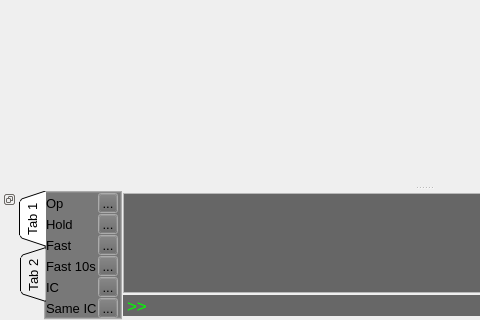
Qt form data/graphics/mainwindow.ui (TUDelft-CNS-ATM/bluesky) before a commit; both pictures show x 0 to 480 and y 315 to 635 of the 848 by 635 pixel window.
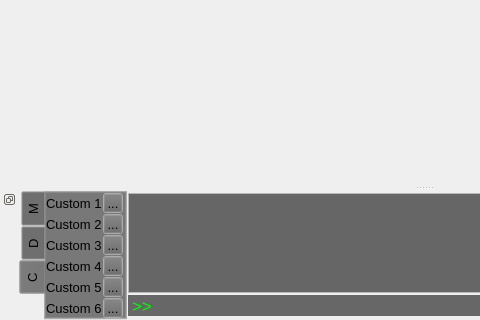
The same form after that commit.

Commit message: Added SWRAD to qtgl gui

What changed in the file:
```diff
--- a/data/graphics/mainwindow.ui
+++ b/data/graphics/mainwindow.ui
@@ -421,14 +421,14 @@
         <enum>QTabWidget::West</enum>
        </property>
        <property name="tabShape">
-        <enum>QTabWidget::Triangular</enum>
+        <enum>QTabWidget::Rounded</enum>
        </property>
        <property name="currentIndex">
-        <number>0</number>
+        <number>2</number>
        </property>
        <widget class="QWidget" name="tab">
         <attribute name="title">
-         <string>Tab 1</string>
+         <string>M</string>
         </attribute>
         <layout class="QFormLayout" name="formLayout">
          <property name="sizeConstraint">
@@ -606,8 +606,359 @@
        </widget>
        <widget class="QWidget" name="tab_2">
         <attribute name="title">
-         <string>Tab 2</string>
+         <string>D</string>
         </attribute>
+        <layout class="QFormLayout" name="formLayout">
+         <property name="sizeConstraint">
+          <enum>QLayout::SetDefaultConstraint</enum>
+         </property>
+         <property name="horizontalSpacing">
+          <number>1</number>
+         </property>
+         <property name="verticalSpacing">
+          <number>1</number>
+         </property>
+         <property name="leftMargin">
+          <number>0</number>
+         </property>
+         <property name="topMargin">
+          <number>0</number>
+         </property>
+         <property name="rightMargin">
+          <number>0</number>
+         </property>
+         <property name="bottomMargin">
+          <number>0</number>
+         </property>
+         <item row="2" column="0">
+          <widget class="QLabel" name="label">
+           <property name="font">
+            <font>
+             <pointsize>10</pointsize>
+            </font>
+           </property>
+           <property name="text">
+            <string>AC</string>
+           </property>
+          </widget>
+         </item>
+         <item row="2" column="1">
+          <widget class="QToolButton" name="showac">
+           <property name="maximumSize">
+            <size>
+             <width>20</width>
+             <height>20</height>
+            </size>
+           </property>
+           <property name="text">
+            <string>...</string>
+           </property>
+          </widget>
+         </item>
+         <item row="3" column="0">
+          <widget class="QLabel" name="label_2">
+           <property name="font">
+            <font>
+             <pointsize>10</pointsize>
+            </font>
+           </property>
+           <property name="text">
+            <string>PZ</string>
+           </property>
+          </widget>
+         </item>
+         <item row="3" column="1">
+          <widget class="QToolButton" name="showpz">
+           <property name="maximumSize">
+            <size>
+             <width>20</width>
+             <height>20</height>
+            </size>
+           </property>
+           <property name="text">
+            <string>...</string>
+           </property>
+          </widget>
+         </item>
+         <item row="4" column="0">
+          <widget class="QLabel" name="label_3">
+           <property name="font">
+            <font>
+             <pointsize>10</pointsize>
+            </font>
+           </property>
+           <property name="text">
+            <string>Apt</string>
+           </property>
+          </widget>
+         </item>
+         <item row="4" column="1">
+          <widget class="QToolButton" name="showapt">
+           <property name="maximumSize">
+            <size>
+             <width>20</width>
+             <height>20</height>
+            </size>
+           </property>
+           <property name="text">
+            <string>...</string>
+           </property>
+          </widget>
+         </item>
+         <item row="5" column="0">
+          <widget class="QLabel" name="label_4">
+           <property name="font">
+            <font>
+             <pointsize>10</pointsize>
+            </font>
+           </property>
+           <property name="text">
+            <string>Wpt</string>
+           </property>
+          </widget>
+         </item>
+         <item row="5" column="1">
+          <widget class="QToolButton" name="showwpt">
+           <property name="maximumSize">
+            <size>
+             <width>20</width>
+             <height>20</height>
+            </size>
+           </property>
+           <property name="text">
+            <string>...</string>
+           </property>
+          </widget>
+         </item>
+         <item row="6" column="0">
+          <widget class="QLabel" name="label_5">
+           <property name="font">
+            <font>
+             <pointsize>10</pointsize>
+            </font>
+           </property>
+           <property name="text">
+            <string>Labels</string>
+           </property>
+          </widget>
+         </item>
+         <item row="6" column="1">
+          <widget class="QToolButton" name="showlabels">
+           <property name="maximumSize">
+            <size>
+             <width>20</width>
+             <height>20</height>
+            </size>
+           </property>
+           <property name="text">
+            <string>...</string>
+           </property>
+          </widget>
+         </item>
+         <item row="7" column="0">
+          <widget class="QLabel" name="label_6">
+           <property name="font">
+            <font>
+             <pointsize>10</pointsize>
+            </font>
+           </property>
+           <property name="text">
+            <string>Map</string>
+           </property>
+          </widget>
+         </item>
+         <item row="7" column="1">
+          <widget class="QToolButton" name="showmap">
+           <property name="maximumSize">
+            <size>
+             <width>20</width>
+             <height>20</height>
+            </size>
+           </property>
+           <property name="text">
+            <string>...</string>
+           </property>
+          </widget>
+         </item>
+        </layout>
+       </widget>
+       <widget class="QWidget" name="tab_4">
+        <attribute name="title">
+         <string>C</string>
+        </attribute>
+        <layout class="QFormLayout" name="formLayout">
+         <property name="sizeConstraint">
+          <enum>QLayout::SetDefaultConstraint</enum>
+         </property>
+         <property name="horizontalSpacing">
+          <number>1</number>
+         </property>
+         <property name="verticalSpacing">
+          <number>1</number>
+         </property>
+         <property name="leftMargin">
+          <number>0</number>
+         </property>
+         <property name="topMargin">
+          <number>0</number>
+         </property>
+         <property name="rightMargin">
+          <number>0</number>
+         </property>
+         <property name="bottomMargin">
+          <number>0</number>
+         </property>
+         <item row="2" column="0">
+          <widget class="QLabel" name="label">
+           <property name="font">
+            <font>
+             <pointsize>10</pointsize>
+            </font>
+           </property>
+           <property name="text">
+            <string>Custom 1</string>
+           </property>
+          </widget>
+         </item>
+         <item row="2" column="1">
+          <widget class="QToolButton" name="custom1">
+           <property name="maximumSize">
+            <size>
+             <width>20</width>
+             <height>20</height>
+            </size>
+           </property>
+           <property name="text">
+            <string>...</string>
+           </property>
+          </widget>
+         </item>
+         <item row="3" column="0">
+          <widget class="QLabel" name="label_2">
+           <property name="font">
+            <font>
+             <pointsize>10</pointsize>
+            </font>
+           </property>
+           <property name="text">
+            <string>Custom 2</string>
+           </property>
+          </widget>
+         </item>
+         <item row="3" column="1">
+          <widget class="QToolButton" name="custom2">
+           <property name="maximumSize">
+            <size>
+             <width>20</width>
+             <height>20</height>
+            </size>
+           </property>
+           <property name="text">
+            <string>...</string>
+           </property>
+          </widget>
+         </item>
+         <item row="4" column="0">
+          <widget class="QLabel" name="label_3">
+           <property name="font">
+            <font>
+             <pointsize>10</pointsize>
+            </font>
+           </property>
+           <property name="text">
+            <string>Custom 3</string>
+           </property>
+          </widget>
+         </item>
+         <item row="4" column="1">
+          <widget class="QToolButton" name="custom3">
+           <property name="maximumSize">
+            <size>
+             <width>20</width>
+             <height>20</height>
+            </size>
+           </property>
+           <property name="text">
+            <string>...</string>
+           </property>
+          </widget>
+         </item>
+         <item row="5" column="0">
+          <widget class="QLabel" name="label_4">
+           <property name="font">
+            <font>
+             <pointsize>10</pointsize>
+            </font>
+           </property>
+           <property name="text">
+            <string>Custom 4</string>
+           </property>
+          </widget>
+         </item>
+         <item row="5" column="1">
+          <widget class="QToolButton" name="custom4">
+           <property name="maximumSize">
+            <size>
+             <width>20</width>
+             <height>20</height>
+            </size>
+           </property>
+           <property name="text">
+            <string>...</string>
+           </property>
+          </widget>
+         </item>
+         <item row="6" column="0">
+          <widget class="QLabel" name="label_5">
+           <property name="font">
+            <font>
+             <pointsize>10</pointsize>
+            </font>
+           </property>
+           <property name="text">
+            <string>Custom 5</string>
+           </property>
+          </widget>
+         </item>
+         <item row="6" column="1">
+          <widget class="QToolButton" name="custom5">
+           <property name="maximumSize">
+            <size>
+             <width>20</width>
+             <height>20</height>
+            </size>
+           </property>
+           <property name="text">
+            <string>...</string>
+           </property>
+          </widget>
+         </item>
+         <item row="7" column="0">
+          <widget class="QLabel" name="label_6">
+           <property name="font">
+            <font>
+             <pointsize>10</pointsize>
+            </font>
+           </property>
+           <property name="text">
+            <string>Custom 6</string>
+           </property>
+          </widget>
+         </item>
+         <item row="7" column="1">
+          <widget class="QToolButton" name="custom6">
+           <property name="maximumSize">
+            <size>
+             <width>20</width>
+             <height>20</height>
+            </size>
+           </property>
+           <property name="text">
+            <string>...</string>
+           </property>
+          </widget>
+         </item>
+        </layout>
        </widget>
       </widget>
      </item>
```
The commit also changes 4 other files.
